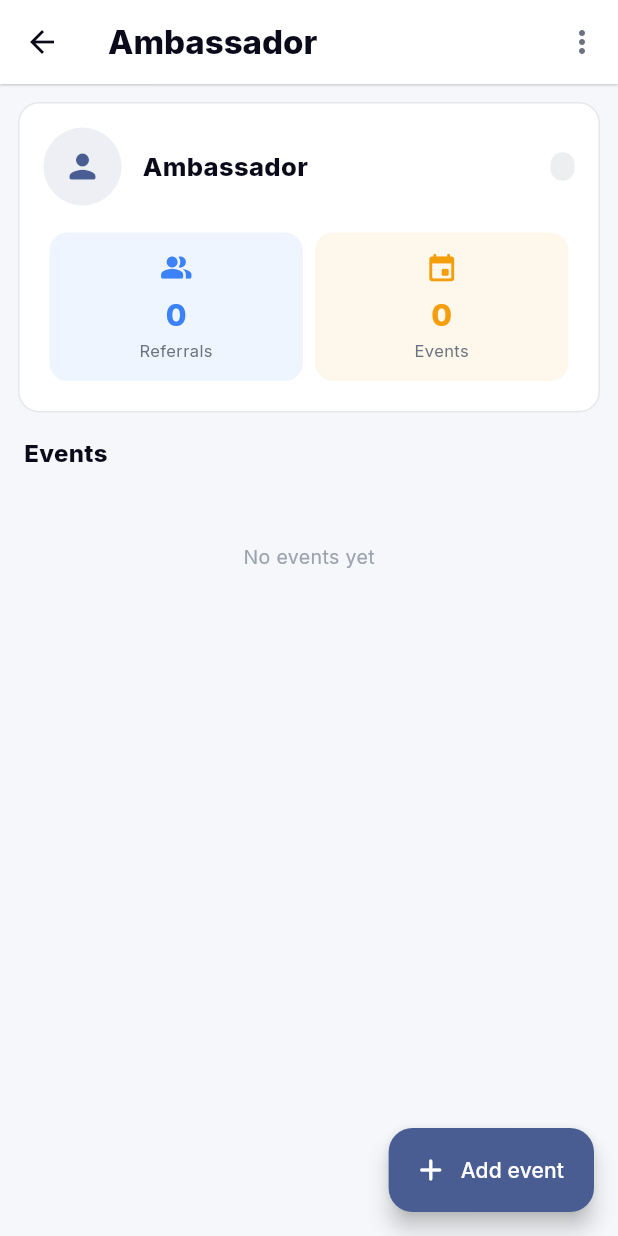
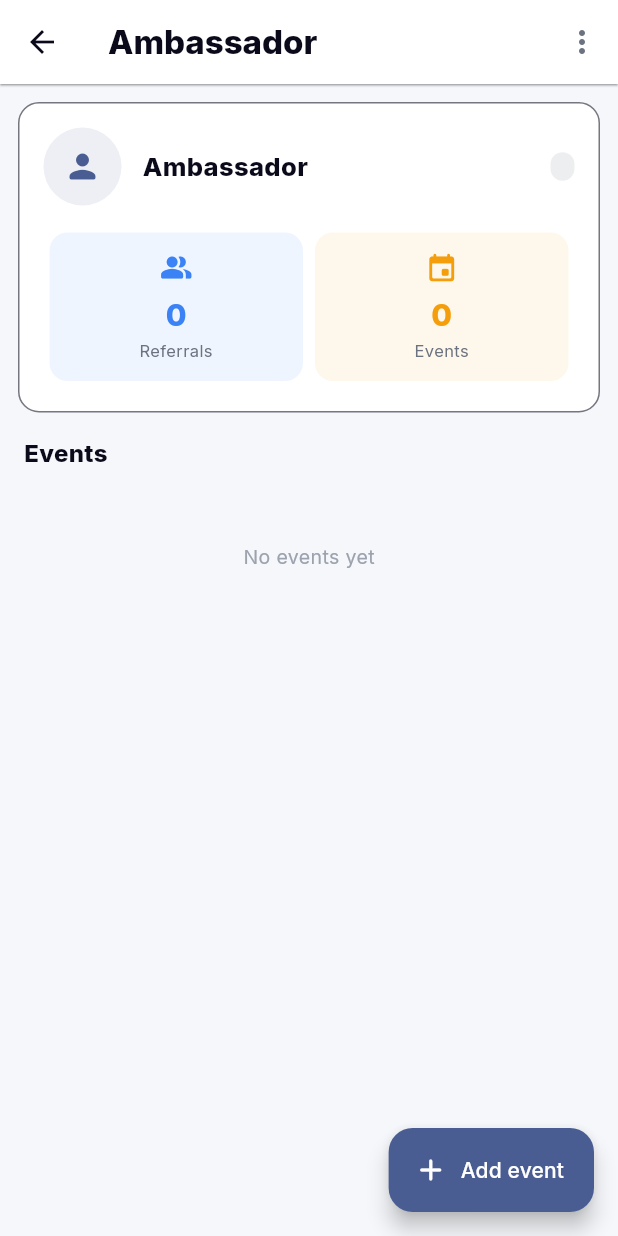
Before and after one commit to chrisxie12/UNIFY, a Flutter app: the AmbassadorDetailScreen screen opened directly with empty values, on a phone screen of 412 x 824 dp. Run offline on Flutter 3.47's test engine with Material 3 defaults, Android fonts, the phone set to English and light mode, and no system bars; our stand-ins replace cached_network_image, connectivity_plus, equatable, file_picker, flutter_dotenv, flutter_riverpod and 9 more; accounts and stored records are empty; network calls fail.

```diff
--- a/mobile_flutter/lib/core/router/app_router.dart
+++ b/mobile_flutter/lib/core/router/app_router.dart
@@ -267,8 +267,10 @@ final appRouterProvider = Provider<GoRouter>((ref) {
       ),
       GoRoute(path: '/academic/assignments', builder: (_, __) => const AssignmentHubScreen()),
       GoRoute(path: '/academic/exam-prep', builder: (_, __) => const ExamPrepCenterScreen()),
+      GoRoute(path: '/academic/exams', builder: (_, __) => const ExamPrepCenterScreen()),
       GoRoute(path: '/academic/gpa', builder: (_, __) => const GPACalculatorScreen()),
       GoRoute(path: '/academic/study-planner', builder: (_, __) => const StudyPlannerScreen()),
+      GoRoute(path: '/academic/planner', builder: (_, __) => const StudyPlannerScreen()),
       GoRoute(
         path: '/academic/resources',
         builder: (_, state) {
--- a/mobile_flutter/lib/features/ambassadors/presentation/screens/ambassador_detail_screen.dart
+++ b/mobile_flutter/lib/features/ambassadors/presentation/screens/ambassador_detail_screen.dart
@@ -17,12 +17,12 @@ class AmbassadorDetailScreen extends ConsumerWidget {
     final eventsAsync = ref.watch(ambassadorEventsProvider(ambassadorId));
 
     return Scaffold(
-      backgroundColor: AppColors.background,
+      backgroundColor: context.bg,
       appBar: AppBar(
-        backgroundColor: Colors.white,
-        surfaceTintColor: Colors.white,
+        backgroundColor: context.appBarBg,
+        surfaceTintColor: context.appBarBg,
         elevation: 0.6,
-        shadowColor: AppColors.border,
+        shadowColor: context.borderCol,
         title: const Text('Ambassador',
             style: TextStyle(fontWeight: FontWeight.w800)),
         actions: [
@@ -75,7 +75,7 @@ class AmbassadorDetailScreen extends ConsumerWidget {
                       style: TextStyle(
                           fontSize: 16,
                           fontWeight: FontWeight.w800,
-                          color: AppColors.dark)),
+                          color: context.textPrimary)),
                 ),
                 const SizedBox(height: 8),
                 eventsAsync.when(
@@ -135,9 +135,9 @@ class _Header extends StatelessWidget {
 
     return Container(
       decoration: BoxDecoration(
-        color: Colors.white,
+        color: context.cardBg,
         borderRadius: BorderRadius.circular(14),
-        border: Border.all(color: AppColors.border),
+        border: Border.all(color: context.borderCol),
       ),
       padding: const EdgeInsets.all(16),
       child: Column(
@@ -170,10 +170,10 @@ class _Header extends StatelessWidget {
                       ambassador.fullName?.isNotEmpty == true
                           ? ambassador.fullName!
                           : 'Ambassador',
-                      style: const TextStyle(
+                      style: TextStyle(
                           fontSize: 17,
                           fontWeight: FontWeight.w800,
-                          color: AppColors.dark),
+                          color: context.textPrimary),
                     ),
                     if (subtitle.isNotEmpty)
                       Padding(
@@ -257,9 +257,9 @@ class _EventCard extends ConsumerWidget {
 
     return Container(
       decoration: BoxDecoration(
-        color: Colors.white,
+        color: context.cardBg,
         borderRadius: BorderRadius.circular(14),
-        border: Border.all(color: AppColors.border),
+        border: Border.all(color: context.borderCol),
       ),
       padding: const EdgeInsets.all(14),
       child: Row(
--- a/mobile_flutter/lib/features/profile/presentation/screens/profile_screen.dart
+++ b/mobile_flutter/lib/features/profile/presentation/screens/profile_screen.dart
@@ -693,7 +693,7 @@ class _CompletionCard extends StatelessWidget {
                     builder: (_, val, __) => LinearProgressIndicator(
                       value: val,
                       minHeight: 6,
-                      backgroundColor: AppColors.border,
+                      backgroundColor: context.borderCol,
                       valueColor: AlwaysStoppedAnimation<Color>(context.primary),
                     ),
                   ),
```
Also changed, not shown: mobile_flutter/lib/features/academic/data/repositories/academic_repository_impl.dart (+32 -4 lines), mobile_flutter/lib/features/admin/presentation/screens/admin_screen.dart (+26 -26 lines), mobile_flutter/lib/features/ambassadors/presentation/screens/ambassador_admin_screen.dart (+12 -12 lines), mobile_flutter/lib/features/system/presentation/screens/app_version_admin_screen.dart (+5 -5 lines).
